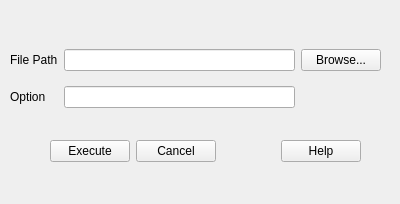
Old version of the form FITK_Component/FITKTmshExeDriver/GUITetGenSettings.ui in the repository Ice-reverie/Tmsh.
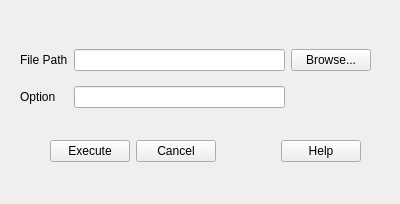
New version of the form.

```diff
--- a/FITK_Component/FITKTmshExeDriver/GUITetGenSettings.ui
+++ b/FITK_Component/FITKTmshExeDriver/GUITetGenSettings.ui
@@ -16,9 +16,9 @@
   <widget class="QWidget" name="layoutWidget">
    <property name="geometry">
     <rect>
-     <x>10</x>
+     <x>20</x>
      <y>40</y>
-     <width>371</width>
+     <width>351</width>
      <height>78</height>
     </rect>
    </property>
```
Left out of the diff: 14 changed lines with no effect on the pictures.
